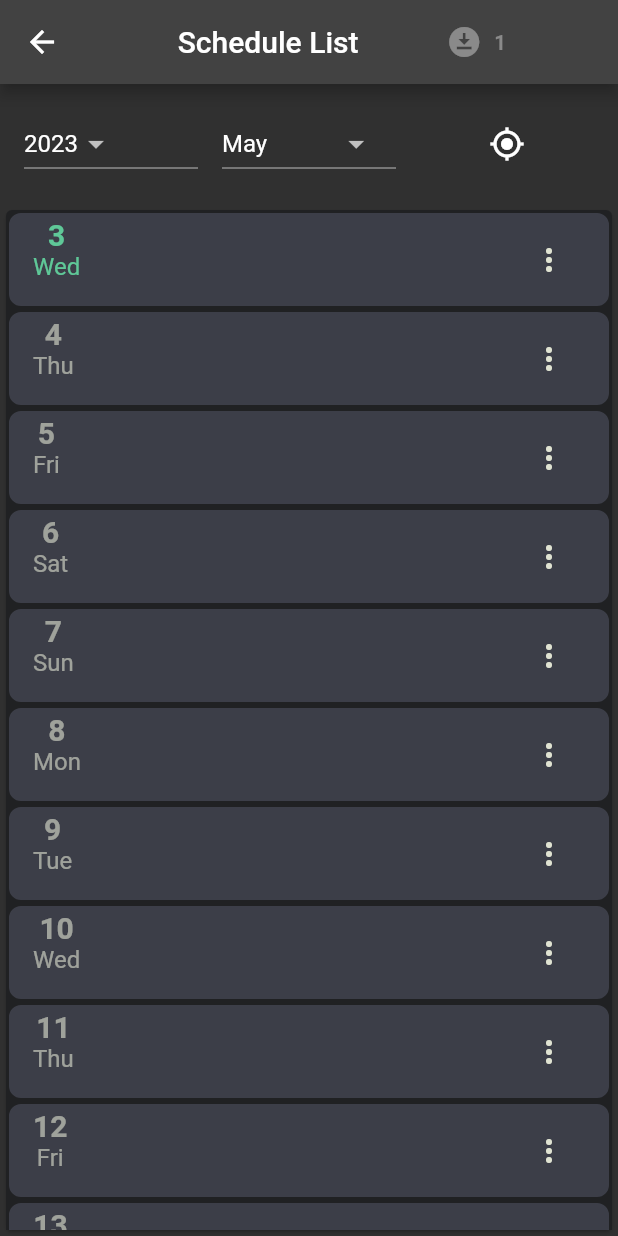
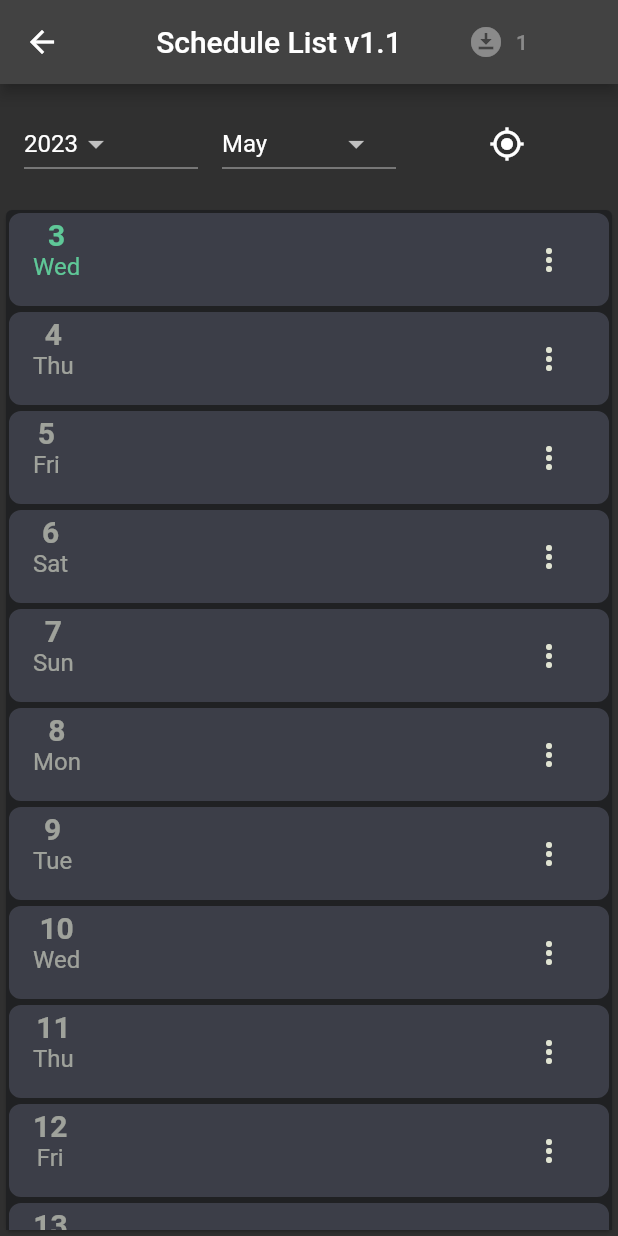
Before and after one commit to petercsakany/shiftrek, a Flutter app: the ScheduleList screen opened directly, on a phone screen of 412 x 824 dp. Run offline on Flutter 3.47's test engine with Material 2 defaults, Android fonts, the phone set to English and light mode, and no system bars; drawn by our look-alikes of scrollable_positioned_list; our stand-ins replace cloud_firestore, firebase_core; accounts and stored records are empty; generated files the repository leaves out were written again.

Commit message:
Small fixes

```diff
--- a/lib/screens/schedule_list.dart
+++ b/lib/screens/schedule_list.dart
@@ -41,7 +41,7 @@ class _ScheduleListState extends State<ScheduleList> {
         title: Row(
           mainAxisAlignment: MainAxisAlignment.spaceEvenly,
           children: [
-            const Text('Schedule List'),
+            const Text('Schedule List v1.1'),
             TextButton.icon(
                 onPressed: null,
                 icon: Icon(shiftProvider.statusIcon),
--- a/lib/services/shift_provider.dart
+++ b/lib/services/shift_provider.dart
@@ -17,6 +17,8 @@ class ShiftProvider with ChangeNotifier {
     _shifts = shifts;
     notifyListeners();
   }
+
+  double payRate = 14.5;
 
   bool _isLoading = true;
   bool get isLoading => _isLoading;
--- a/lib/widgets/shift_list_tile.dart
+++ b/lib/widgets/shift_list_tile.dart
@@ -101,7 +101,7 @@ class ShiftListTile extends StatelessWidget {
                         size: 18,
                       ),
                       label: Text(
-                        '${shiftProvider.getShiftHoursForWeek(shift.date) * 12.5}',
+                        '${shiftProvider.getShiftHoursForWeek(shift.date) * shiftProvider.payRate}',
                         style: TextStyle(
                             color: MyColors.platinum.withAlpha(154),
                             fontSize: 12),
```
Also changed, not shown: 1 other file.
